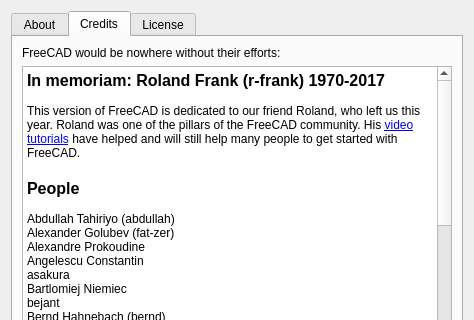
Qt form src/Gui/AboutApplication.ui (berndhahnebach/All_FreeCAD) before a commit; both pictures show x 0 to 474 and y 0 to 320 of the 474 by 617 pixel window.
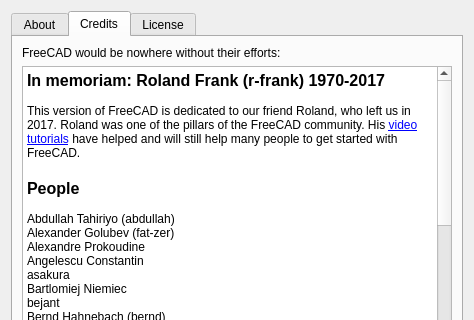
The same form after that commit. Icons and pictures are not drawn. Custom widgets are drawn as their Qt base class.

Commit message: Fixes in credits dialog

The edit to the form file:
```diff
--- a/src/Gui/AboutApplication.ui
+++ b/src/Gui/AboutApplication.ui
@@ -307,7 +307,7 @@
 &lt;/style&gt;&lt;/head&gt;&lt;body style=&quot; font-family:'Fira Sans'; font-size:9pt; font-weight:400; font-style:normal;&quot;&gt;
 &lt;p style=&quot; margin-top:0px; margin-bottom:0px; margin-left:0px; margin-right:0px; -qt-block-indent:0; text-indent:0px;&quot;&gt;&lt;span style=&quot; font-size:12pt; font-weight:600;&quot;&gt;In memoriam: Roland Frank (r-frank) 1970-2017&lt;/span&gt;&lt;/p&gt;
 &lt;p style=&quot;-qt-paragraph-type:empty; margin-top:0px; margin-bottom:0px; margin-left:0px; margin-right:0px; -qt-block-indent:0; text-indent:0px;&quot;&gt;&lt;br /&gt;&lt;/p&gt;
-&lt;p style=&quot; margin-top:0px; margin-bottom:0px; margin-left:0px; margin-right:0px; -qt-block-indent:0; text-indent:0px;&quot;&gt;This version of FreeCAD is dedicated to our friend Roland, who left us this year. Roland was one of the pillars of the FreeCAD community. His &lt;a href=&quot;https://www.youtube.com/user/BPLRFE/videos&quot;&gt;&lt;span style=&quot; text-decoration: underline; color:#0000ff;&quot;&gt;video tutorials&lt;/span&gt;&lt;/a&gt; have helped and will still help many people to get started with FreeCAD.&lt;/p&gt;
+&lt;p style=&quot; margin-top:0px; margin-bottom:0px; margin-left:0px; margin-right:0px; -qt-block-indent:0; text-indent:0px;&quot;&gt;This version of FreeCAD is dedicated to our friend Roland, who left us in 2017. Roland was one of the pillars of the FreeCAD community. His &lt;a href=&quot;https://www.youtube.com/user/BPLRFE/videos&quot;&gt;&lt;span style=&quot; text-decoration: underline; color:#0000ff;&quot;&gt;video tutorials&lt;/span&gt;&lt;/a&gt; have helped and will still help many people to get started with FreeCAD.&lt;/p&gt;
 &lt;p style=&quot;-qt-paragraph-type:empty; margin-top:0px; margin-bottom:0px; margin-left:0px; margin-right:0px; -qt-block-indent:0; text-indent:0px; font-size:12pt; font-weight:600;&quot;&gt;&lt;br /&gt;&lt;/p&gt;
 &lt;p style=&quot; margin-top:0px; margin-bottom:0px; margin-left:0px; margin-right:0px; -qt-block-indent:0; text-indent:0px;&quot;&gt;&lt;span style=&quot; font-size:12pt; font-weight:600;&quot;&gt;People&lt;/span&gt;&lt;/p&gt;
 &lt;p style=&quot;-qt-paragraph-type:empty; margin-top:0px; margin-bottom:0px; margin-left:0px; margin-right:0px; -qt-block-indent:0; text-indent:0px;&quot;&gt;&lt;br /&gt;&lt;/p&gt;
```
